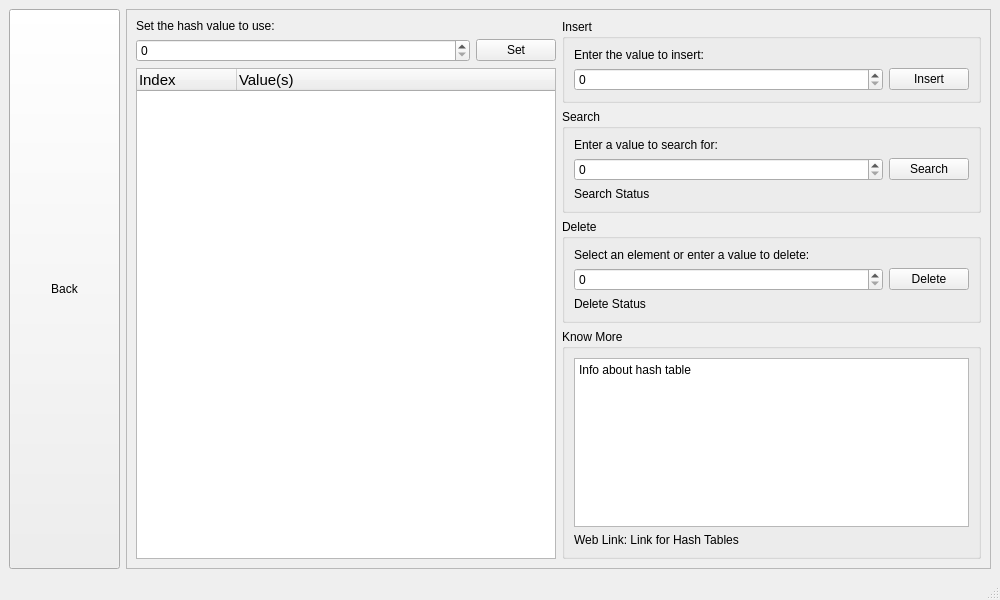
Above: hashtablewindow.ui from priyanshagrahari/DSGUI before the change. Below: the same form after it.
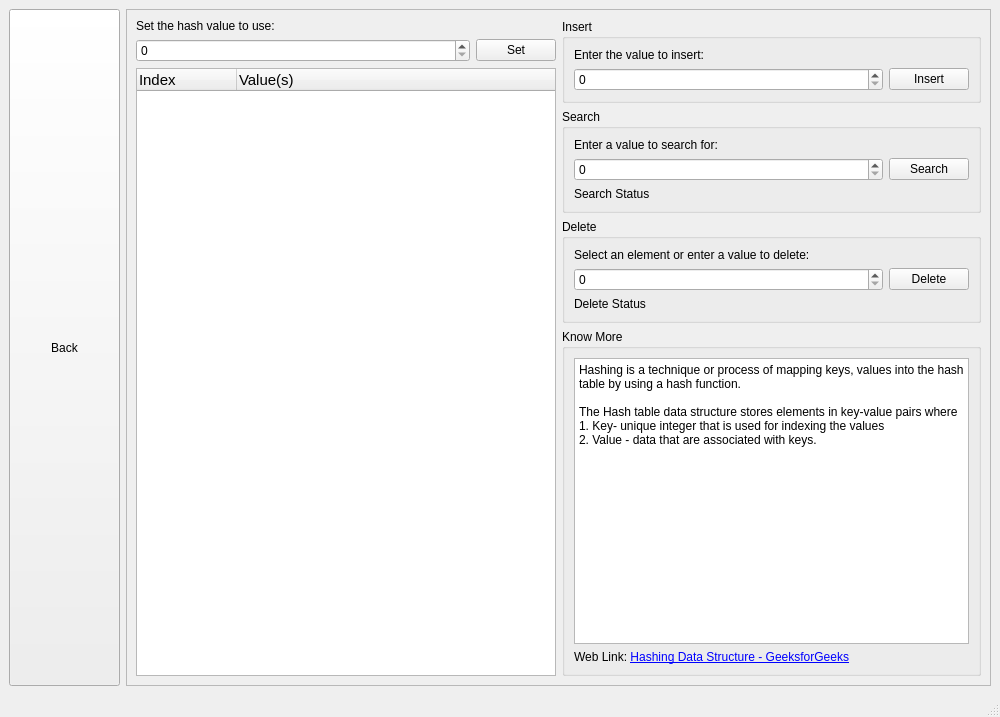
That is the form after the change.

Commit message: Know more of BST,BT,Hash table and Heap

Patch:
```diff
--- a/hashtablewindow.ui
+++ b/hashtablewindow.ui
@@ -7,7 +7,7 @@
     <x>0</x>
     <y>0</y>
     <width>1000</width>
-    <height>600</height>
+    <height>717</height>
    </rect>
   </property>
   <property name="windowTitle">
@@ -250,14 +250,18 @@
 &lt;html&gt;&lt;head&gt;&lt;meta name=&quot;qrichtext&quot; content=&quot;1&quot; /&gt;&lt;meta charset=&quot;utf-8&quot; /&gt;&lt;style type=&quot;text/css&quot;&gt;
 p, li { white-space: pre-wrap; }
 &lt;/style&gt;&lt;/head&gt;&lt;body style=&quot; font-family:'Segoe UI'; font-size:9pt; font-weight:400; font-style:normal;&quot;&gt;
-&lt;p style=&quot; margin-top:0px; margin-bottom:0px; margin-left:0px; margin-right:0px; -qt-block-indent:0; text-indent:0px;&quot;&gt;Info about hash table&lt;/p&gt;&lt;/body&gt;&lt;/html&gt;</string>
+&lt;p style=&quot; margin-top:0px; margin-bottom:0px; margin-left:0px; margin-right:0px; -qt-block-indent:0; text-indent:0px;&quot;&gt;Hashing is a technique or process of mapping keys, values into the hash table by using a hash function. &lt;/p&gt;
+&lt;p style=&quot;-qt-paragraph-type:empty; margin-top:0px; margin-bottom:0px; margin-left:0px; margin-right:0px; -qt-block-indent:0; text-indent:0px;&quot;&gt;&lt;br /&gt;&lt;/p&gt;
+&lt;p style=&quot; margin-top:0px; margin-bottom:0px; margin-left:0px; margin-right:0px; -qt-block-indent:0; text-indent:0px;&quot;&gt;The Hash table data structure stores elements in key-value pairs where  &lt;/p&gt;
+&lt;p style=&quot; margin-top:0px; margin-bottom:0px; margin-left:0px; margin-right:0px; -qt-block-indent:0; text-indent:0px;&quot;&gt;1. Key- unique integer that is used for indexing the values&lt;/p&gt;
+&lt;p style=&quot; margin-top:0px; margin-bottom:0px; margin-left:0px; margin-right:0px; -qt-block-indent:0; text-indent:0px;&quot;&gt;2. Value - data that are associated with keys.&lt;/p&gt;&lt;/body&gt;&lt;/html&gt;</string>
               </property>
              </widget>
             </item>
             <item>
              <widget class="QLabel" name="label_8">
               <property name="text">
-               <string>Web Link: &lt;a href=&quot;replace me&quot;&gt; Link for Hash Tables&lt;/a&gt;</string>
+               <string>Web Link: &lt;a href=&quot;https://www.geeksforgeeks.org/hashing-data-structure/&quot;&gt; Hashing Data Structure - GeeksforGeeks&lt;/a&gt;</string>
               </property>
               <property name="openExternalLinks">
                <bool>true</bool>
```
Left out of the diff: 2 changed lines with no effect on the pictures. The commit also changes 3 other files.
